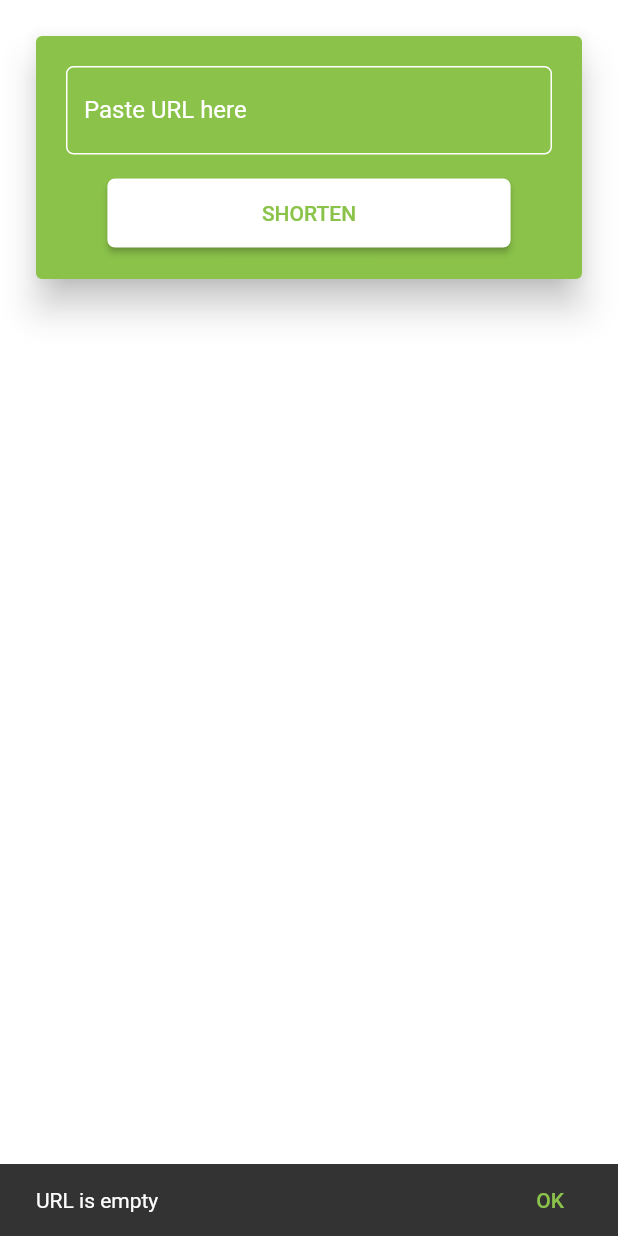
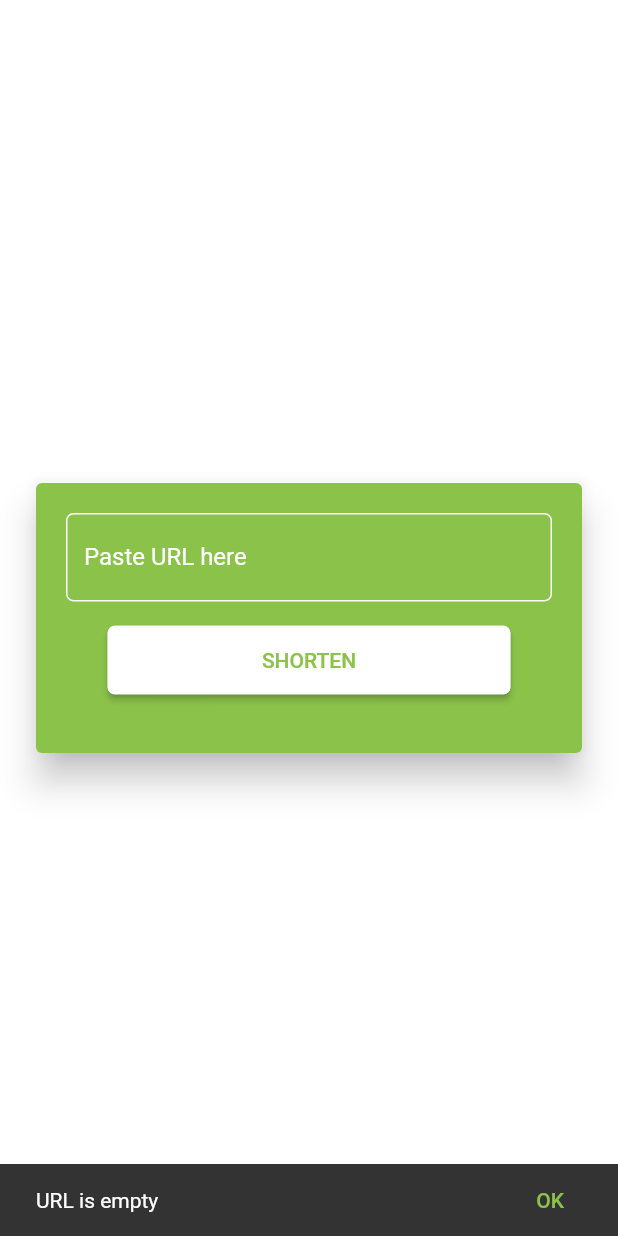
Before and after one commit to jaybryantc/url_shortener, a Flutter app: the HomeScreen screen opened directly, after a tap on "SHORTEN", on a phone screen of 412 x 824 dp. Run offline on Flutter 3.47's test engine with Material 2 defaults, Android fonts, the phone set to English and light mode, and no system bars; our stand-ins replace bloc, equatable, flutter_bloc; network calls fail.

Commit message:
fix widget layouts.

```diff
--- a/lib/home/bloc/home_bloc.dart
+++ b/lib/home/bloc/home_bloc.dart
@@ -41,6 +41,9 @@ class HomeBloc extends Bloc<HomeEvent, HomeState> {
     } else if (event is LinkCopied) {
       Clipboard.setData(ClipboardData(text: event.shortUrl));
       yield CopyToClipboardSuccessful();
+    } else if (event is LinkCopied) {
+      await Clipboard.setData(ClipboardData(text: event.shortUrl));
+      yield CopyToClipboardSuccessful();
     }
   }
 }
--- a/lib/home/home_form.dart
+++ b/lib/home/home_form.dart
@@ -3,50 +3,32 @@ import 'package:flutter_bloc/flutter_bloc.dart';
 
 import 'home.dart';
 
-class HomeForm extends StatefulWidget {
-  @override
-  State<StatefulWidget> createState() => _HomeFormState();
-}
-
-class _HomeFormState extends State<HomeForm> {
-  String buttonLabel = 'Shorten';
-  var textController = TextEditingController();
-
+class HomeForm extends StatelessWidget {
+  final textController = TextEditingController();
   @override
   Widget build(BuildContext context) {
-    return BlocListener<HomeBloc, HomeState>(
+    var blocListener = BlocListener<HomeBloc, HomeState>(
       listener: (context, state) {
-        if (state is HomeInitial) {
-          setState(() {
-            buttonLabel = 'Shorten';
-          });
-        } else if (state is HomeLoading) {
-          setState(() {
-            buttonLabel = 'Shortening...';
-          });
-        } else if (state is HomeSuccessful) {
-          setState(() {
-            buttonLabel = 'Shorten';
-          });
+        if (state is HomeSuccessful) {
           _showSnackbar(
+            context,
             state.shortenURL,
             actionLabel: 'Copy',
-            onActionPressed: () => BlocProvider.of(context).dispatch(LinkCopied(state.shortenURL)),
+            onActionPressed: () => _copyToClipboard(context, state.shortenURL),
           );
         } else if (state is HomeFailure) {
-          setState(() {
-            buttonLabel = 'Shorten';
-          });
           _showSnackbar(
+            context,
             state.error.toString(),
             actionLabel: 'OK',
-            onActionPressed: () {},
+            onActionPressed: () => HomeScreen.homeScaffoldKey.currentState.hideCurrentSnackBar(),
           );
         } else if (state is CopyToClipboardSuccessful) {
           _showSnackbar(
+            context,
             'Copied!',
             actionLabel: 'OK',
-            onActionPressed: () {},
+            onActionPressed: () => HomeScreen.homeScaffoldKey.currentState.hideCurrentSnackBar(),
           );
         }
       },
@@ -56,20 +38,14 @@ class _HomeFormState extends State<HomeForm> {
             duration: Duration(
               seconds: 5,
             ),
-          child: Container(
-            child: Column(
-              children: [
-                Padding(
-                  padding: EdgeInsets.symmetric(
-                    horizontal: 20,
-                    vertical: 20,
-                  ),
-                  child: BlocBuilder<HomeBloc, HomeState>(
-                    builder: (context, state) {
-                      return Card(
+            child: Center(
+              child: Padding(
+                padding: EdgeInsets.symmetric(horizontal: 20),
+                child: Card(
                   elevation: 10,
                   color: Theme.of(context).primaryColor,
                   child: Container(
+                    height: 180,
                     padding: EdgeInsets.all(20),
                     child: Column(
                       children: [
@@ -94,12 +70,17 @@ class _HomeFormState extends State<HomeForm> {
                           ),
                           minLines: 1,
                           maxLines: 1,
-                                onFieldSubmitted: (longUrl) =>
-                                    BlocProvider.of<HomeBloc>(context).dispatch(ShortenURLPressed(longUrl)),
+                          onFieldSubmitted: (longUrl) => _shortenURL(context, longUrl),
                           controller: textController,
+                          keyboardType: TextInputType.url,
                         ),
                         SizedBox(height: 15),
-                              RaisedButton(
+                        BlocBuilder<HomeBloc, HomeState>(builder: (context, state) {
+                          var buttonLabel = 'Shorten';
+                          if (state is HomeLoading) {
+                            buttonLabel = 'Shortening...';
+                          }
+                          return RaisedButton(
                             padding: EdgeInsets.symmetric(
                               horizontal: MediaQuery.of(context).size.width * 0.25,
                               vertical: 15,
@@ -107,28 +88,36 @@ class _HomeFormState extends State<HomeForm> {
                             shape: RoundedRectangleBorder(
                               borderRadius: BorderRadius.all(Radius.circular(5)),
                             ),
-                                onPressed: () =>
-                                    BlocProvider.of<HomeBloc>(context).dispatch(ShortenURLPressed(textController.text)),
+                            onPressed: () => _shortenURL(context, textController.text),
                             child: Text(buttonLabel.toUpperCase()),
                             textColor: Theme.of(context).primaryColor,
                             color: Colors.white,
-                              )
-                            ],
-                          ),
-                        ),
                           );
-                    },
-                  ),
-                ),
+                        }),
                       ],
                     ),
                   ),
                 ),
               ),
+            )),
+      ),
     );
+
+    return blocListener;
+  }
+
+  void _shortenURL(BuildContext context, String longURL) {
+    BlocProvider.of<HomeBloc>(context).dispatch(ShortenURLPressed(longURL));
+    FocusScope.of(context).requestFocus(new FocusNode());
+  }
+
+  void _copyToClipboard(BuildContext context, String shortURL) {
+    BlocProvider.of<HomeBloc>(context).dispatch(LinkCopied(shortURL));
+    HomeScreen.homeScaffoldKey.currentState.hideCurrentSnackBar();
   }
 
   void _showSnackbar(
+    BuildContext context,
     String message, {
     @required String actionLabel,
     @required VoidCallback onActionPressed,
--- a/lib/home/home_screen.dart
+++ b/lib/home/home_screen.dart
@@ -6,9 +6,11 @@ import 'package:url_shortener/repositories/url_repository.dart';
 import 'home.dart';
 
 class HomeScreen extends StatelessWidget {
+  static var homeScaffoldKey = GlobalKey<ScaffoldState>();
   @override
   Widget build(BuildContext context) {
     return Scaffold(
+      key: homeScaffoldKey,
       body: BlocProvider<HomeBloc>(
         child: HomeForm(),
         builder: (context) => HomeBloc(URLRepository()),
```
Lines whose indentation alone changed are shown as unchanged.
